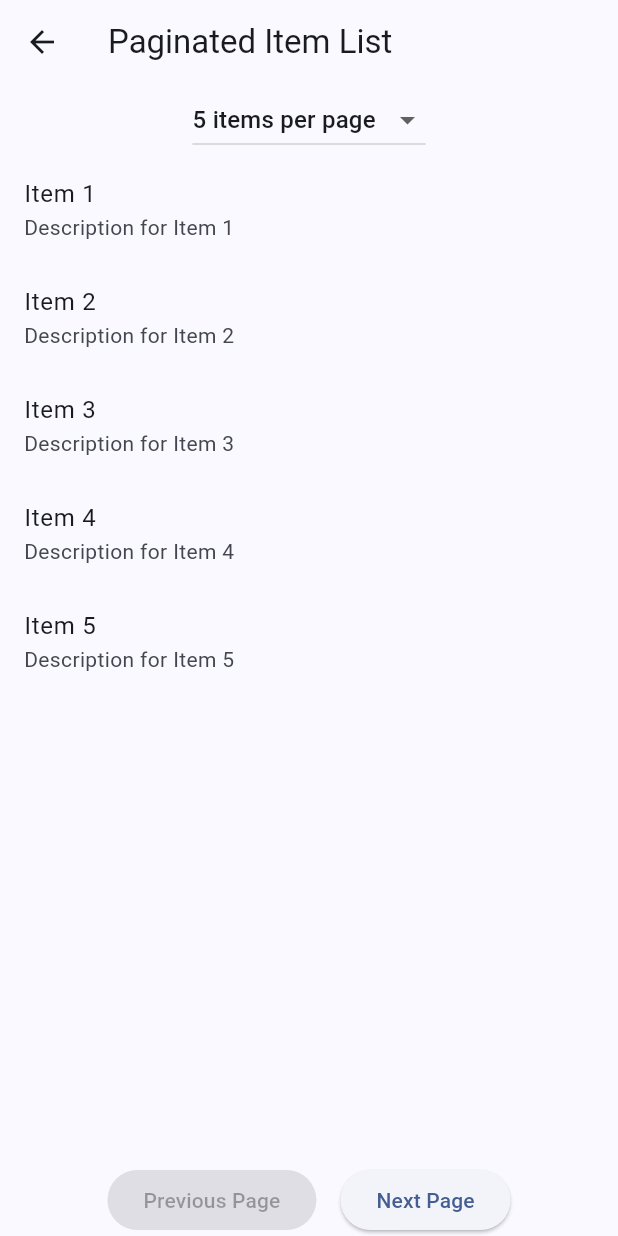
After one commit to dimad2602/FlutterCourse, a Flutter app: the MultiPageListPage screen opened by its route, on a phone screen of 412 x 824 dp. The commit adds this screen. Run offline on Flutter 3.47's test engine with Material 3 defaults, Android fonts, the phone set to English and light mode, and no system bars; our stand-ins replace bloc, flutter_bloc, freezed_annotation.

Commit message:
pr 37 multiPageList with freezed

```diff
--- /dev/null
+++ b/lib/domain/blocs/multi_page_list/bloc/multi_page_list_bloc.dart
@@ -0,0 +1,56 @@
+import 'dart:async';
+
+import 'package:bloc/bloc.dart';
+import 'package:freezed_annotation/freezed_annotation.dart';
+
+import '../../../../models/item_model/item.dart';
+import '../../../repositories/multi_page_list_repo.dart';
+
+part 'multi_page_list_event.dart';
+part 'multi_page_list_state.dart';
+part 'multi_page_list_bloc.freezed.dart';
+
+class MultiPageListBloc extends Bloc<MultiPageListEvent, MultiPageListState> {
+  final IListRepository _repository;
+  MultiPageListBloc(this._repository)
+      : super(const MultiPageListState.initial()) {
+    on<MultiPageListEvent>((event, emit) async {
+      await event.map(
+          started: (value) => _started(value, emit),
+          changePage: (value) => _changePage(value, emit),
+          changeCountOfElements: (value) =>
+              _changeCountOfElements(value, emit));
+    });
+  }
+
+  FutureOr<void> _started(
+      _Started value, Emitter<MultiPageListState> emit) async {
+    emit(const MultiPageListState.loading(items: []));
+    final items = await _repository.fetchPage(
+        page: value.pageNumber, count: value.itemCount);
+    emit(
+        MultiPageListState.list(items: items, currentPage: value.pageNumber, itemsPerPage: value.itemCount));
+  }
+
+  FutureOr<void> _changePage(
+      _ChangePage value, Emitter<MultiPageListState> emit) async {
+    emit(const MultiPageListState.loading(items: []));
+    final items = await _repository.fetchPage(
+        page: value.pageNumber, count: value.itemCount);
+    emit(MultiPageListState.list(
+        items: items,
+        currentPage: value.pageNumber,
+        itemsPerPage: value.itemCount));
+  }
+
+  FutureOr<void> _changeCountOfElements(
+      _ChangeCountOfElements value, Emitter<MultiPageListState> emit) async {
+    emit(MultiPageListState.loading(items: value.items));
+    final items = await _repository.fetchPage(
+        page: 0, count: int.parse(value.countOfElements));
+    emit(MultiPageListState.list(
+        items: items,
+        currentPage: 0,
+        itemsPerPage: int.parse(value.countOfElements)));
+  }
+}
--- /dev/null
+++ b/lib/domain/blocs/multi_page_list/bloc/multi_page_list_event.dart
@@ -0,0 +1,19 @@
+part of 'multi_page_list_bloc.dart';
+
+@freezed
+class MultiPageListEvent with _$MultiPageListEvent {
+  const factory MultiPageListEvent.started({
+    required int pageNumber,
+    required int itemCount,
+  }) = _Started;
+
+  const factory MultiPageListEvent.changePage({
+    required int pageNumber,
+    required int itemCount,
+  }) = _ChangePage;
+
+  const factory MultiPageListEvent.changeCountOfElements({
+    required List<Item> items,
+    required String countOfElements,
+  }) = _ChangeCountOfElements;
+}
--- /dev/null
+++ b/lib/domain/blocs/multi_page_list/bloc/multi_page_list_state.dart
@@ -0,0 +1,53 @@
+part of 'multi_page_list_bloc.dart';
+
+@freezed
+class MultiPageListState with _$MultiPageListState {
+  const MultiPageListState._();
+
+  const factory MultiPageListState.initial() = _Initial;
+
+  const factory MultiPageListState.list({
+    required List<Item> items,
+    required int currentPage,
+    required int itemsPerPage,
+  }) = _List;
+
+  const factory MultiPageListState.loadingNewPage({
+    required List<Item> previosItems,
+    required List<Item> currentItems,
+  }) = _LoadingNewPage;
+
+  const factory MultiPageListState.loading({
+    required List<Item> items,
+  }) = _Loading;
+  const factory MultiPageListState.failure({
+    required List<Item> items,
+    required String errorText,
+  }) = _Failure;
+
+  List<Item>? get items {
+    return mapOrNull(
+        //initial: () => null,
+        list: (value) => value.items,
+        //searchInput: searchInput,
+        loading: (value) => value.items,
+        failure: (value) => value.items
+    );
+  }
+
+  int? get currentPage{
+    return mapOrNull(
+        list: (value) => value.currentPage,
+        loading: (value) => value.currentPage,
+        failure: (value) => value.currentPage,
+    );
+  }
+
+  int? get itemsPerPage{
+    return mapOrNull(
+        list: (value) => value.itemsPerPage,
+        loading: (value) => value.itemsPerPage,
+        failure: (value) => value.itemsPerPage
+    );
+  }
+}
--- a/lib/domain/repositories/list_search_repo.dart
+++ b/lib/domain/repositories/list_search_repo.dart
@@ -12,17 +12,17 @@
     Item item1 = const Item(
         name: 'first item',
         description: 'firs item description',
-        weght: '300',
+        weight: '300',
         cost: '195');
     Item item2 = const Item(
         name: 'second item',
         description: 'second item description',
-        weght: '100',
+        weight: '100',
         cost: '99');
     Item item3 = const Item(
         name: 'third item',
         description: 'third item description',
-        weght: '450',
+        weight: '450',
         cost: '345');
 
     List<Item> list = [];
--- /dev/null
+++ b/lib/domain/repositories/multi_page_list_repo.dart
@@ -0,0 +1,26 @@
+import '../../models/item_model/item.dart';
+
+abstract class IListRepository {
+  Future<List<Item>> fetchPage({required int page, required int count});
+}
+
+class MultiPageListRepo implements IListRepository {
+
+  @override
+  Future<List<Item>> fetchPage({required int page, required int count}) async {
+    await Future.delayed(const Duration(seconds: 1));
+    List<Item> list = [];
+
+    for (int i = 0; i < count; i++) {
+      Item item = Item(
+        name: 'Item ${page * count + i + 1}',
+        description: 'Description for Item ${page * count + i + 1}',
+        weight: '${(page * count + i + 1) * 100}',
+        cost: '${(page * count + i + 1) * 10}',
+      );
+      list.add(item);
+    }
+
+    return list;
+  }
+}
--- a/lib/models/item_model/item.dart
+++ b/lib/models/item_model/item.dart
@@ -8,7 +8,7 @@ class Item with _$Item {
 
   const factory Item(
       {required String name,
-      required String weght,
+      required String weight,
       required String cost,
       required String description}) = _Item;
 }
--- a/lib/pages/first_page.dart
+++ b/lib/pages/first_page.dart
@@ -51,7 +51,7 @@ class FirstPage extends StatelessWidget {
                 color: Colors.white,
               ),
             ),
-             ElevatedButton(
+            ElevatedButton(
               style: ElevatedButton.styleFrom(
                 backgroundColor: const Color(0xff6750a4),
               ),
@@ -63,6 +63,18 @@ class FirstPage extends StatelessWidget {
                 color: Colors.white,
               ),
             ),
+            ElevatedButton(
+              style: ElevatedButton.styleFrom(
+                backgroundColor: const Color(0xff6750a4),
+              ),
+              onPressed: () {
+                Navigator.of(context).pushNamed('/MultiPageListPage');
+              },
+              child: const BigText(
+                text: "MultiPageListPage",
+                color: Colors.white,
+              ),
+            ),
           ],
         ),
       ),
--- /dev/null
+++ b/lib/pages/multi_page_list_page.dart
@@ -0,0 +1,140 @@
+import 'package:curse_app_1/domain/blocs/multi_page_list/bloc/multi_page_list_bloc.dart';
+import 'package:curse_app_1/domain/repositories/multi_page_list_repo.dart';
+import 'package:flutter/material.dart';
+import 'package:flutter_bloc/flutter_bloc.dart';
+
+import '../models/item_model/item.dart';
+
+class MultiPageListPage extends StatelessWidget {
+  const MultiPageListPage({super.key});
+
+  @override
+  Widget build(BuildContext context) {
+    return BlocProvider(
+      create: (context) => MultiPageListBloc(MultiPageListRepo()),
+      child: Scaffold(
+        appBar: AppBar(
+          title: const Text('Paginated Item List'),
+        ),
+        body: BlocBuilder<MultiPageListBloc, MultiPageListState>(
+          builder: (context, state) {
+            return state.when(
+              initial: () {
+                context.read<MultiPageListBloc>().add(
+                      const MultiPageListEvent.started(
+                        pageNumber: 0,
+                        itemCount: 5,
+                      ),
+                    );
+                return CircularProgressIndicatorUI();
+              },
+              list: (List<Item> items, int currentPage, int itemsPerPage) {
+                return buildCompleteUI(
+                  context,
+                  items,
+                  currentPage,
+                  itemsPerPage,
+                );
+              },
+              loadingNewPage: (
+                List<Item> previousItems,
+                List<Item> currentItems,
+              ) {
+                return CircularProgressIndicatorUI();
+              },
+              loading: (List<Item> items) {
+                return CircularProgressIndicatorUI();
+              },
+              failure: (List<Item> items, String errorText) {
+                return CircularProgressIndicatorUI();
+              },
+            );
+          },
+        ),
+      ),
+    );
+  }
+}
+
+Widget CircularProgressIndicatorUI() {
+  return const Center(
+    child: CircularProgressIndicator(),
+  );
+}
+
+Widget buildCompleteUI(
+  BuildContext context,
+  List<Item>? listItems,
+  int currentPage,
+  int itemsPerPage,
+) {
+  //int itemsPerPage = 5;
+  return listItems == null
+      ? const CircularProgressIndicator()
+      : Column(
+          children: [
+            // Выбор количества элементов на странице
+            DropdownButton<int>(
+              value: itemsPerPage,
+              onChanged: (value) {
+                context.read<MultiPageListBloc>().add(
+                      MultiPageListEvent.changeCountOfElements(
+                        countOfElements: value.toString(),
+                        items: listItems,
+                      ),
+                    );
+              },
+              items: [5, 10, 15, 20].map<DropdownMenuItem<int>>((int value) {
+                return DropdownMenuItem<int>(
+                  value: value,
+                  child: Text('$value items per page'),
+                );
+              }).toList(),
+            ),
+            // Список элементов
+            Expanded(
+              child: ListView.builder(
+                itemCount: listItems.length,
+                itemBuilder: (context, index) {
+                  return ListTile(
+                    title: Text(listItems[index].name),
+                    subtitle: Text(listItems[index].description),
+                  );
+                },
+              ),
+            ),
+            // Пагинация
+            Row(
+              mainAxisAlignment: MainAxisAlignment.center,
+              children: [
+                ElevatedButton(
+                  onPressed:
+                  currentPage > 0
+                      ? () {
+                          context.read<MultiPageListBloc>().add(
+                                MultiPageListEvent.changePage(
+                                  itemCount: itemsPerPage,
+                                  pageNumber: currentPage - 1,
+                                ),
+                              );
+                        }
+                      : null,
+                  child: Text('Previous Page'),
+                ),
+                SizedBox(width: 16),
+                ElevatedButton(
+                  onPressed: () {
+                    context.read<MultiPageListBloc>().add(
+                          MultiPageListEvent.changePage(
+                            itemCount: itemsPerPage,
+                            pageNumber: currentPage + 1,
+                          ),
+                        );
+                  },
+                  child: Text('Next Page'),
+                ),
+              ],
+            ),
+          ],
+        );
+}
--- a/lib/routes.dart
+++ b/lib/routes.dart
@@ -11,6 +11,7 @@ import 'domain/repositories/login_repository.dart';
 import 'pages/first_page.dart';
 import 'pages/list_without_freezed.dart';
 import 'pages/login_page.dart';
+import 'pages/multi_page_list_page.dart';
 
 final Map<String, Widget Function(BuildContext context)> routes = {
   '/': (BuildContext context) => const FirstPage(),
@@ -24,4 +25,5 @@ final Map<String, Widget Function(BuildContext context)> routes = {
         child: ListSearchPage(),
       ),
   '/ListWithOutFreezedPage': (BuildContext context) => ListWithOutFreezedPage(),
+  '/MultiPageListPage': (BuildContext context) => MultiPageListPage(),
 };
```
Also changed, not shown: lib/domain/blocs/multi_page_list/bloc/multi_page_list_bloc.freezed.dart (added), lib/models/item_model/item.freezed.dart.
